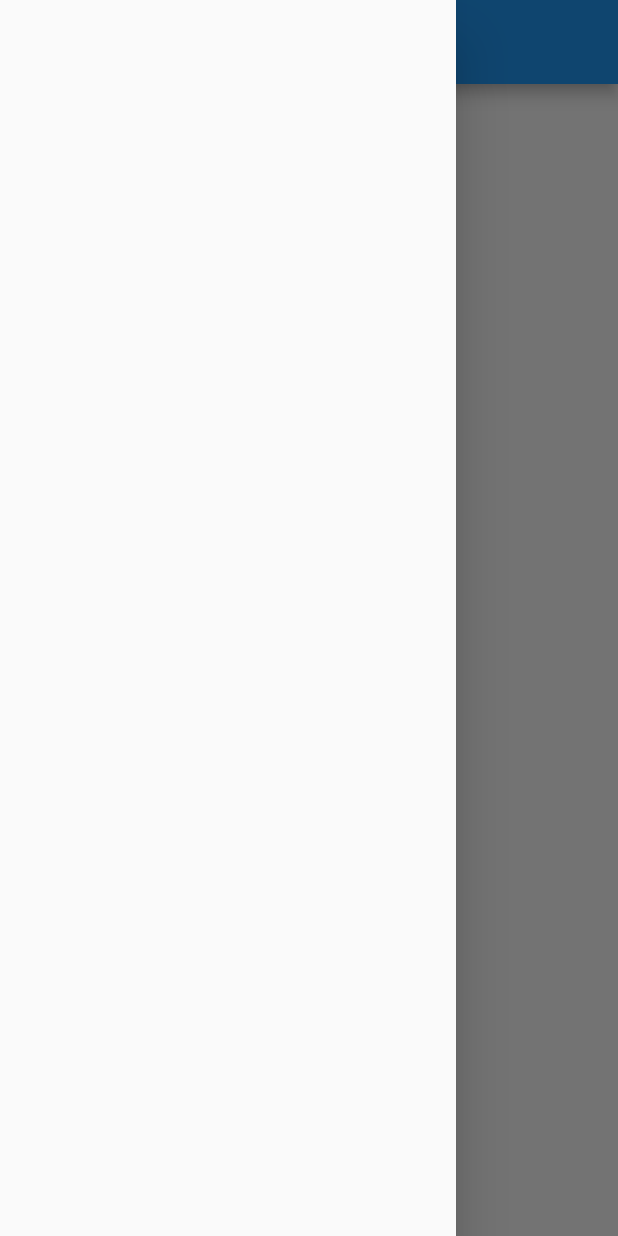
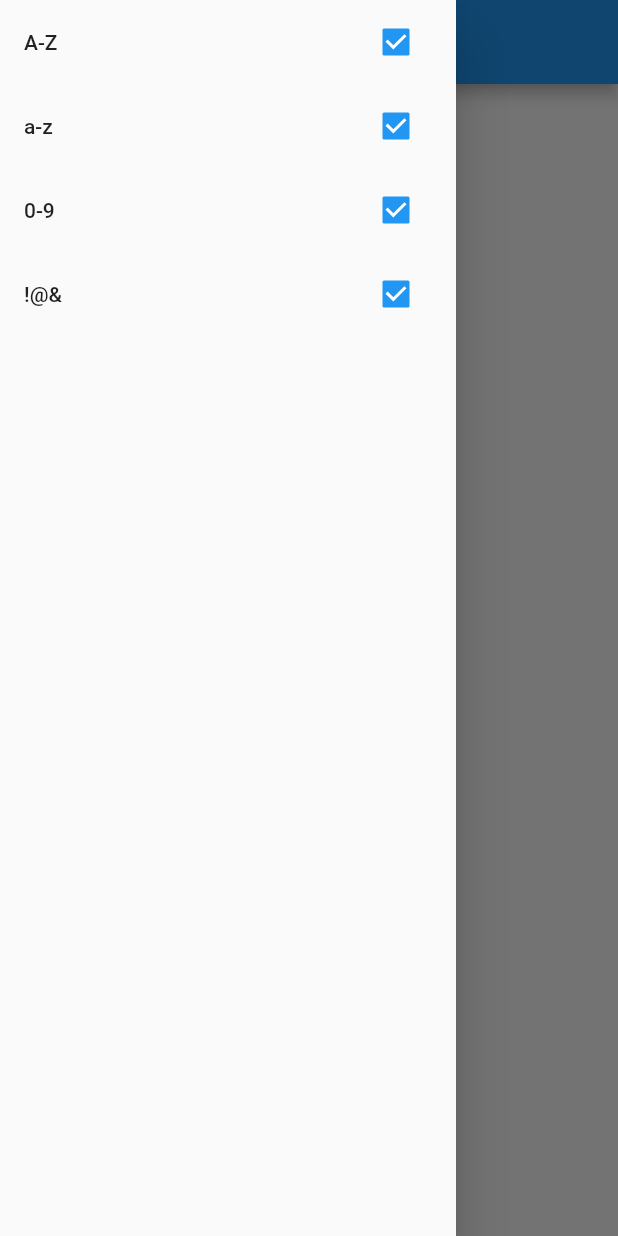
Before and after one commit to Gervaes/PasswordGenerator, a Flutter app: the screen it shows after launch, with the side drawer open, on a phone screen of 412 x 824 dp. Run offline on Flutter 3.47's test engine with Material 2 defaults, Android fonts, the phone set to English and light mode, and no system bars; our stand-ins replace flutter_riverpod.

Commit message:
integration done

```diff
--- a/lib/main.dart
+++ b/lib/main.dart
@@ -1,7 +1,9 @@
 import 'package:flutter/material.dart';
-
+import 'package:flutter_riverpod/flutter_riverpod.dart';
+import 'package:password_generator/providers/config_provider.dart';
+import 'package:password_generator/providers/password_provider.dart';
 void main() {
-  runApp(const MyApp());
+  runApp(ProviderScope(child: MyApp()));
 }
 
 class MyApp extends StatelessWidget {
@@ -15,31 +17,71 @@ class MyApp extends StatelessWidget {
       theme: ThemeData(
         primarySwatch: Colors.blue,
       ),
-      home: const MyHomePage(),
+      home: Home(),
     );
   }
 }
 
-class MyHomePage extends StatefulWidget {
-  const MyHomePage({Key? key}) : super(key: key);
+class Home extends ConsumerWidget {
+  Home({ Key? key }) : super(key: key);
+
+  final passwordProvider = StateNotifierProvider<Password, String>((ref) {
+    return Password();
+  });
+
+  final configProvider = StateNotifierProvider<Config,dynamic>((ref) {
+    return Config();
+  });
 
   @override
-  State<MyHomePage> createState() => _MyHomePageState();
-}
+  Widget build(BuildContext context, WidgetRef ref) {
 
-class _MyHomePageState extends State<MyHomePage> {
+    final password = ref.watch(passwordProvider);
+    final configs = ref.watch(configProvider);
 
-  final GlobalKey<ScaffoldState> _scaffoldKey = GlobalKey<ScaffoldState>();
-
-  @override
-  Widget build(BuildContext context) {
     return Scaffold(
-      key: _scaffoldKey,
       appBar: AppBar(),
       body: Center(
-        child: Text("oie"),
+        child: Column(
+          children: [
+            Text(
+              password,
+              style: TextStyle(
+                fontSize: 30.0,
+              ),
+            ),
+            TextButton(
+              child: Text("generate password"),
+              onPressed: () {
+                ref.read(passwordProvider.notifier).updatePassword(configs);
+              },
+            ),
+          ],
+        ),
       ),
       drawer: Drawer(
+        child: Center(
+          child:Column(
+            children: [
+              Expanded(
+                child: ListView.builder(
+                  itemCount: configs.length,
+                  itemBuilder: (context, index) {
+                    return ListTile(
+                      title: Text(configs[index]["description"]),
+                      trailing: Checkbox(
+                        value: configs[index]["active"],
+                        onChanged: (value) {
+                          ref.read(configProvider.notifier).toggleConfig(index);
+                        },
+                      ),
+                    );
+                  }
+                ),
+              )
+            ],
+          ),
+        ),
       ),
     );
   }
--- a/lib/providers/config_provider.dart
+++ b/lib/providers/config_provider.dart
@@ -1,4 +1,4 @@
-import 'package:riverpod/riverpod.dart';
+import 'package:flutter_riverpod/flutter_riverpod.dart';
 
 class Config extends StateNotifier<dynamic> {
   Config() : super([
--- a/lib/providers/password_provider.dart
+++ b/lib/providers/password_provider.dart
@@ -1,13 +1,13 @@
+import 'package:flutter_riverpod/flutter_riverpod.dart';
 import 'dart:math';
-
-import 'package:riverpod/riverpod.dart';
 
 class Password extends StateNotifier<String> {
   Password() : super("");
 
   void updatePassword(List<dynamic> config) {
-    String seed = config.fold("", (seedCharacters, configItem) => configItem.active ? '$seedCharacters$configItem' : seedCharacters);
+    String seed = config.fold("", (seedCharacters, configItem) => configItem["active"] ? '$seedCharacters${configItem["characters"]}' : seedCharacters);
     var r = Random();
-    state = List.generate(seed.length, (index) => seed[r.nextInt(seed.length)]).join();
+
+    state = List.generate(12, (index) => seed[r.nextInt(seed.length)]).join();
   }
 }
--- a/pubspec.yaml
+++ b/pubspec.yaml
@@ -30,7 +30,7 @@ dependencies:
   flutter:
     sdk: flutter
 
-  riverpod: ^1.0.0
+  flutter_riverpod: ^1.0.0
 
 
   # The following adds the Cupertino Icons font to your application.
```
Also changed, not shown: pubspec.lock.
